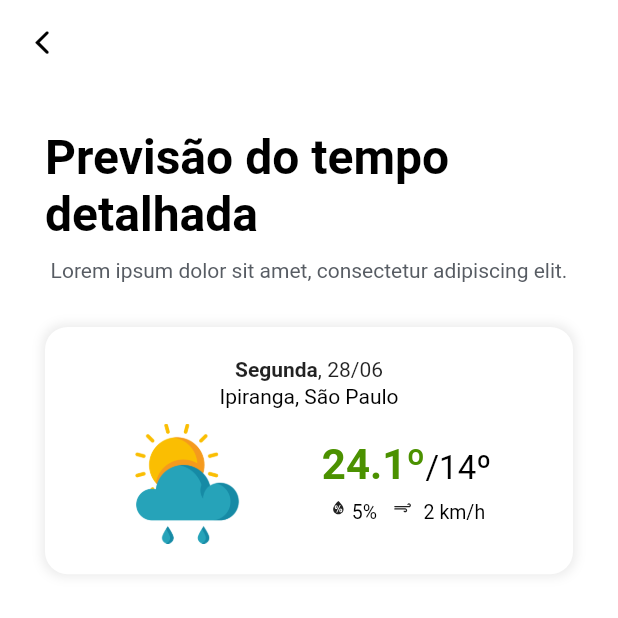
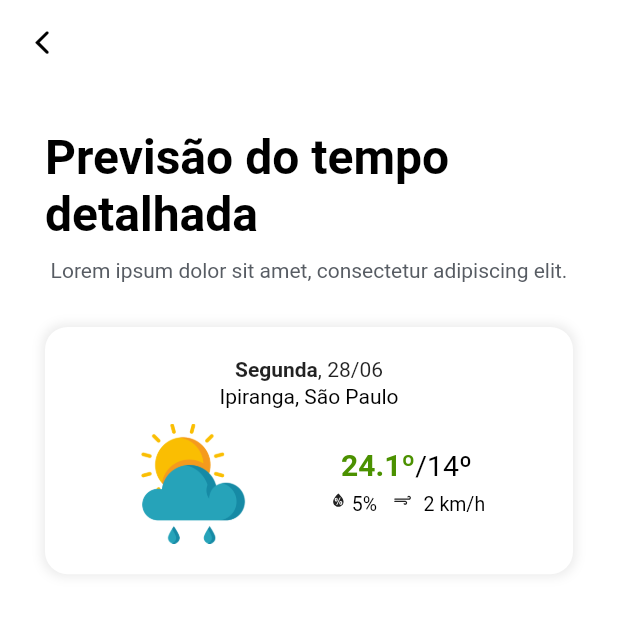
Before and after one commit to agrofate/agrofate-mobile-app, a Flutter app: the DetailForecastScreen screen opened directly, on a phone screen of 412 x 824 dp, the top half of it. Run offline on Flutter 3.47's test engine with Material 2 defaults, Android fonts, the phone set to English and light mode, and no system bars; our stand-ins replace font_awesome_flutter, weather_icons.

Commit message:
Front: ajustes de design box detalhes

```diff
--- a/lib/screens/detail_forecast_screen.dart
+++ b/lib/screens/detail_forecast_screen.dart
@@ -126,7 +126,7 @@ class _DetailForecastScreenState extends State<DetailForecastScreen> {
                                         text: '24.1º',
                                         style: TextStyle(
                                           fontWeight: FontWeight.bold,
-                                          fontSize: 28,
+                                          fontSize: 20,
                                           color: kGreenColor,
                                         ),
                                       ),
@@ -134,7 +134,7 @@ class _DetailForecastScreenState extends State<DetailForecastScreen> {
                                         text: '/14º',
                                         style: TextStyle(
                                           fontWeight: FontWeight.normal,
-                                          fontSize: 22,
+                                          fontSize: 19,
                                           color: Colors.black,
                                         ),
                                       ),
```
